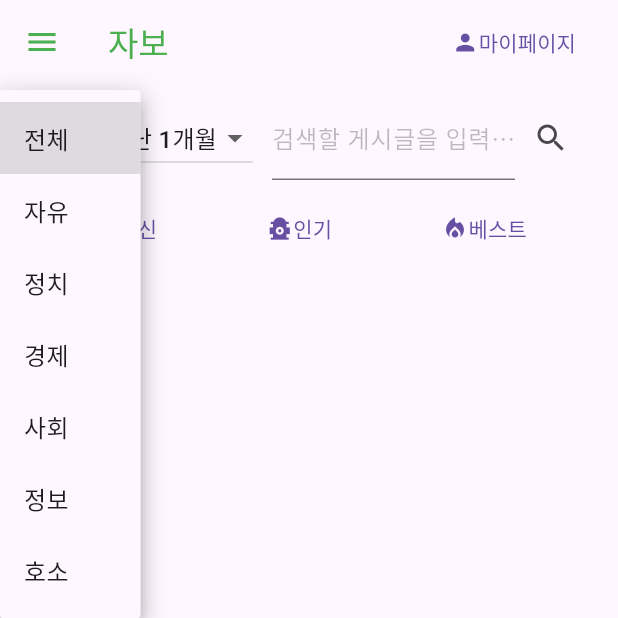
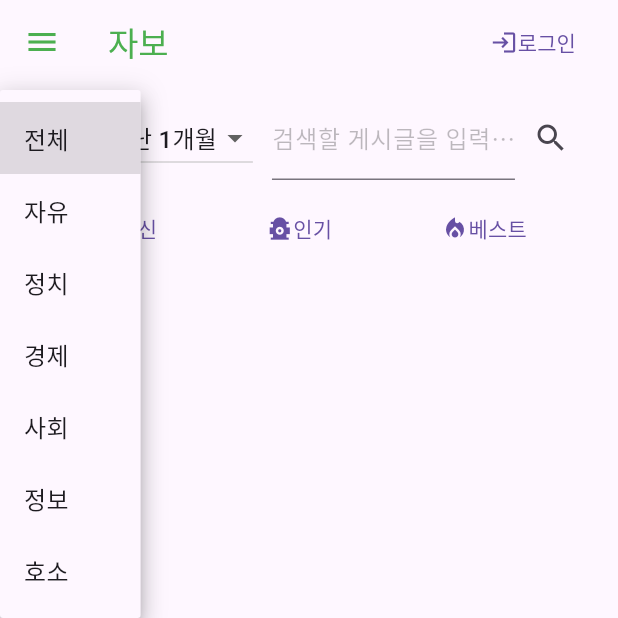
Before and after one commit to soonhong99/Arbo, a Flutter app: the screen it shows after launch, after a tap on "전체", on a phone screen of 412 x 824 dp, the top half of it. Run offline on Flutter 3.47's test engine with Material 3 defaults, Android fonts, the phone set to English and light mode, and no system bars; our stand-ins replace cloud_firestore, firebase_auth, firebase_core; accounts and stored records are empty.

```diff
--- a/arbo_frontend/lib/widgets/main_widgets/appbar_widget.dart
+++ b/arbo_frontend/lib/widgets/main_widgets/appbar_widget.dart
@@ -44,10 +44,10 @@ class CustomSliverAppBar extends StatelessWidget {
             onPressed: () {
               user == null ? onLogin?.call() : onUserInfo?.call();
             },
-            child: const Row(
+            child: Row(
               children: [
-                Icon(Icons.person),
-                Text('마이페이지'),
+                Icon(user == null ? Icons.login : Icons.person),
+                Text(user == null ? '로그인' : '마이페이지'),
               ],
             ),
           ),
```
Also changed, not shown: arbo_frontend/lib/screens/specific_post_screen.dart (+32 -14 lines).
